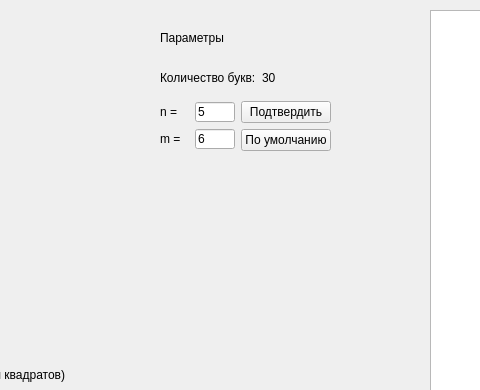
Before: the Qt Designer form root_window.ui in shm0nya/Lipilin-s-game, drawn with Qt 5; both pictures show x 270 to 750 and y 0 to 390 of the 983 by 534 pixel window.
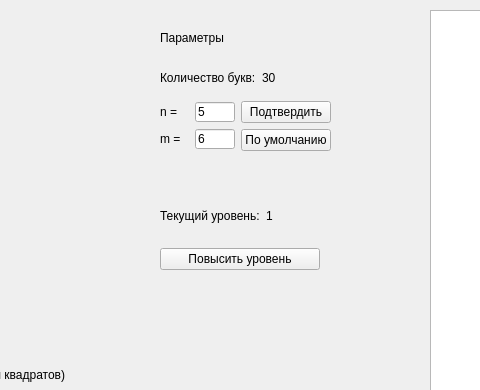
After: the same form once the commit is applied.

Commit message:
Уровни для рута
добавила кнопку и лейбл для уровней
+ сообщение о том, что игра началась, что ему не думалось

The edit to the form file:
```diff
--- a/root_window.ui
+++ b/root_window.ui
@@ -47,7 +47,7 @@
     </rect>
    </property>
   </widget>
-  <widget class="QWidget" name="">
+  <widget class="QWidget" name="layoutWidget">
    <property name="geometry">
     <rect>
      <x>10</x>
@@ -134,7 +134,7 @@
     </item>
    </layout>
   </widget>
-  <widget class="QWidget" name="">
+  <widget class="QWidget" name="layoutWidget">
    <property name="geometry">
     <rect>
      <x>430</x>
@@ -287,6 +287,43 @@
     </item>
    </layout>
   </widget>
+  <widget class="QWidget" name="gridLayoutWidget_2">
+   <property name="geometry">
+    <rect>
+     <x>430</x>
+     <y>190</y>
+     <width>160</width>
+     <height>80</height>
+    </rect>
+   </property>
+   <layout class="QGridLayout" name="gridLayout">
+    <item row="0" column="0">
+     <layout class="QHBoxLayout" name="horizontalLayout">
+      <item>
+       <widget class="QLabel" name="label">
+        <property name="text">
+         <string>Текущий уровень:</string>
+        </property>
+       </widget>
+      </item>
+      <item>
+       <widget class="QLabel" name="level">
+        <property name="text">
+         <string>1</string>
+        </property>
+       </widget>
+      </item>
+     </layout>
+    </item>
+    <item row="1" column="0">
+     <widget class="QPushButton" name="button_level_up">
+      <property name="text">
+       <string>Повысить уровень</string>
+      </property>
+     </widget>
+    </item>
+   </layout>
+  </widget>
  </widget>
  <resources/>
  <connections/>
```
The commit also changes 2 other files.
